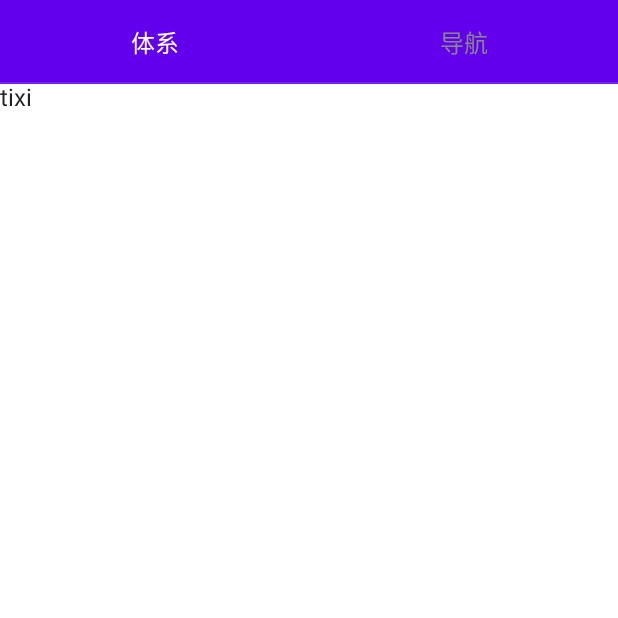
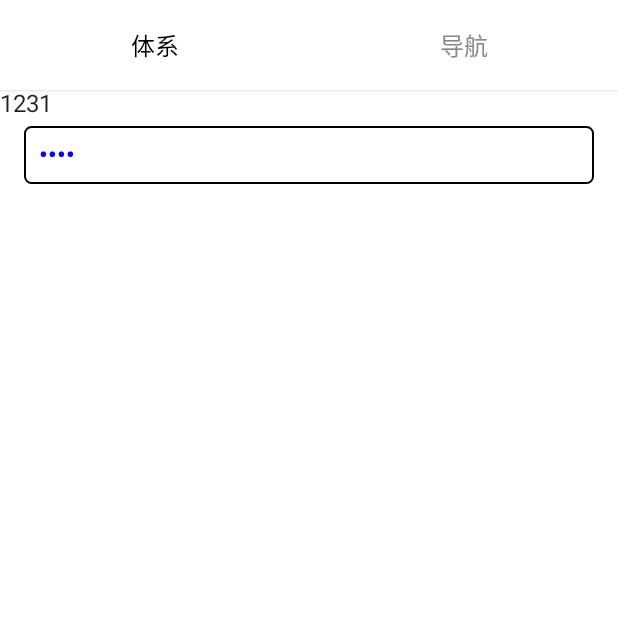
Before and after one commit to crayonxiaoxin/WanAndroid, an Android app built with Jetpack Compose: the composable TixiScreen shown on its own in the app's theme, on a phone screen of 412 x 824 dp, the top half of it. Run offline under Robolectric (Android 15) with nearby library versions, the phone set to English and light mode, and no system bars; our stand-ins replace accompanist.

Commit message:
fixed_sp/topBar/editText/backPressHandler

```diff
--- a/app/build.gradle
+++ b/app/build.gradle
@@ -67,6 +67,7 @@ dependencies {
     // accompanist
     implementation 'io.coil-kt:coil-compose:1.3.2'
     implementation "com.google.accompanist:accompanist-insets:$accompanist_version"
+    implementation "com.google.accompanist:accompanist-systemuicontroller:$accompanist_version"
     implementation "com.google.accompanist:accompanist-pager:$accompanist_version"
     // If using indicators, also depend on
     implementation "com.google.accompanist:accompanist-pager-indicators:$accompanist_version"
--- a/app/src/main/java/com/github/crayonxiaoxin/wanandroid/ui/home/HomeScreenVM.kt
+++ b/app/src/main/java/com/github/crayonxiaoxin/wanandroid/ui/home/HomeScreenVM.kt
@@ -7,6 +7,7 @@ import androidx.lifecycle.viewModelScope
 import com.github.crayonxiaoxin.wanandroid.data.*
 import com.github.crayonxiaoxin.wanandroid.model.ArticleData
 import com.github.crayonxiaoxin.wanandroid.model.BannerData
+import kotlinx.coroutines.flow.MutableStateFlow
 import kotlinx.coroutines.launch
 
 class HomeScreenVM : ViewModel() {
--- a/app/src/main/java/com/github/crayonxiaoxin/wanandroid/ui/main/MainScreen.kt
+++ b/app/src/main/java/com/github/crayonxiaoxin/wanandroid/ui/main/MainScreen.kt
@@ -101,7 +101,8 @@ private fun BottomBar(
                 selected = (HomeTabs.values().indexOf(tab) == pagerState.currentPage),
                 onClick = {
                     scope.launch {
-                        pagerState.animateScrollToPage(HomeTabs.values().indexOf(tab))
+//                        pagerState.animateScrollToPage(HomeTabs.values().indexOf(tab))
+                        pagerState.scrollToPage(HomeTabs.values().indexOf(tab))
                     }
                 },
                 icon = {
--- a/app/src/main/java/com/github/crayonxiaoxin/wanandroid/ui/tixi/TixiScreen.kt
+++ b/app/src/main/java/com/github/crayonxiaoxin/wanandroid/ui/tixi/TixiScreen.kt
@@ -1,41 +1,75 @@
 package com.github.crayonxiaoxin.wanandroid.ui.tixi
 
 import androidx.compose.foundation.background
+import androidx.compose.foundation.border
 import androidx.compose.foundation.layout.*
+import androidx.compose.foundation.shape.RoundedCornerShape
+import androidx.compose.foundation.text.BasicTextField
+import androidx.compose.foundation.text.KeyboardActions
+import androidx.compose.foundation.text.KeyboardOptions
 import androidx.compose.material.*
-import androidx.compose.runtime.Composable
-import androidx.compose.runtime.mutableStateOf
-import androidx.compose.runtime.remember
+import androidx.compose.runtime.*
 import androidx.compose.ui.Modifier
+import androidx.compose.ui.draw.shadow
 import androidx.compose.ui.graphics.Color
-import androidx.compose.ui.unit.dp
+import androidx.compose.ui.text.TextStyle
+import androidx.compose.ui.text.font.FontWeight
+import androidx.compose.ui.text.input.KeyboardType
+import androidx.compose.ui.text.input.PasswordVisualTransformation
+import androidx.compose.ui.unit.*
 import androidx.navigation.NavHostController
+import com.github.crayonxiaoxin.wanandroid.toast
 import com.google.accompanist.insets.statusBarsPadding
 
+@OptIn(ExperimentalUnitApi::class)
 @Composable
 fun TixiScreen(controller: NavHostController) {
     Scaffold(topBar = {
         TixiTopBar(
-            background = MaterialTheme.colors.primary,
-            selectedColor = Color.White
+            background = Color.White,
+            selectedColor = Color.Black
         )
     }) {
-        Text(text = "tixi")
+        var value by remember {
+            mutableStateOf("1231")
+        }
+        Column {
+            Text(text = value)
+            BasicTextField(
+                value = value,
+                onValueChange = { value = it },
+                maxLines = 2,
+                singleLine = true,
+                textStyle = TextStyle(
+                    color = Color.Blue, fontWeight = FontWeight.Bold, fontSize = 16.sp
+                ),
+                visualTransformation = PasswordVisualTransformation(),
+                keyboardOptions = KeyboardOptions(
+                    keyboardType = KeyboardType.Password
+                ),
+                keyboardActions = KeyboardActions(onDone = {
+                    toast("enter: $value")
+                }),
+                modifier = Modifier
+                    .padding(horizontal = 16.dp, vertical = 5.dp)
+                    .border(width = 1.dp, color = Color.Black, shape = RoundedCornerShape(5.dp))
+                    .fillMaxWidth()
+                    .padding(10.dp),
+            )
+        }
     }
 }
 
 @Composable
 private fun TixiTopBar(
-    background: Color = MaterialTheme.colors.background,
-    selectedColor: Color = MaterialTheme.colors.primary,
+    background: Color = Color.White,
+    selectedColor: Color = Color.White,
     unSelectedColor: Color = Color.Gray
 ) {
-    Column(modifier = Modifier.background(color = background)) {
-        TopAppBar(
-            modifier = Modifier.statusBarsPadding(),
-            backgroundColor = background,
-            elevation = 0.dp,
-            contentPadding = PaddingValues(start = 0.dp, end = 0.dp)
+    Column(
+        modifier = Modifier
+            .shadow(2.dp)
+            .background(color = background)
     ) {
         val selectedIndex = remember {
             mutableStateOf(0)
@@ -43,8 +77,11 @@ private fun TixiTopBar(
         // 并不能显示原始background
         TabRow(
             selectedTabIndex = selectedIndex.value,
-                modifier = Modifier.fillMaxSize(),
+            modifier = Modifier
+                .statusBarsPadding()
+                .height(60.dp),
             backgroundColor = background,
+            contentColor = background,
             indicator = {
                 Box(
                     modifier = Modifier
@@ -72,4 +109,3 @@ private fun TixiTopBar(
         }
     }
 }
-}
```
Also changed, not shown: app/src/main/java/com/github/crayonxiaoxin/wanandroid/App.kt (+9 -2 lines), app/src/main/java/com/github/crayonxiaoxin/wanandroid/MainActivity.kt (+16 -0 lines), app/src/main/java/com/github/crayonxiaoxin/wanandroid/MyApp.kt (+8 -0 lines), app/src/main/java/com/github/crayonxiaoxin/wanandroid/NavGraph.kt (+10 -11 lines), app/src/main/java/com/github/crayonxiaoxin/wanandroid/ui/common/DetailTopBar.kt (+16 -9 lines), app/src/main/java/com/github/crayonxiaoxin/wanandroid/ui/common/LoadStateLayout.kt (+7 -4 lines), app/src/main/java/com/github/crayonxiaoxin/wanandroid/ui/detail/DetailScreen.kt (+28 -10 lines), build.gradle (+13 -0 lines). Lines whose indentation alone changed are shown as unchanged.
